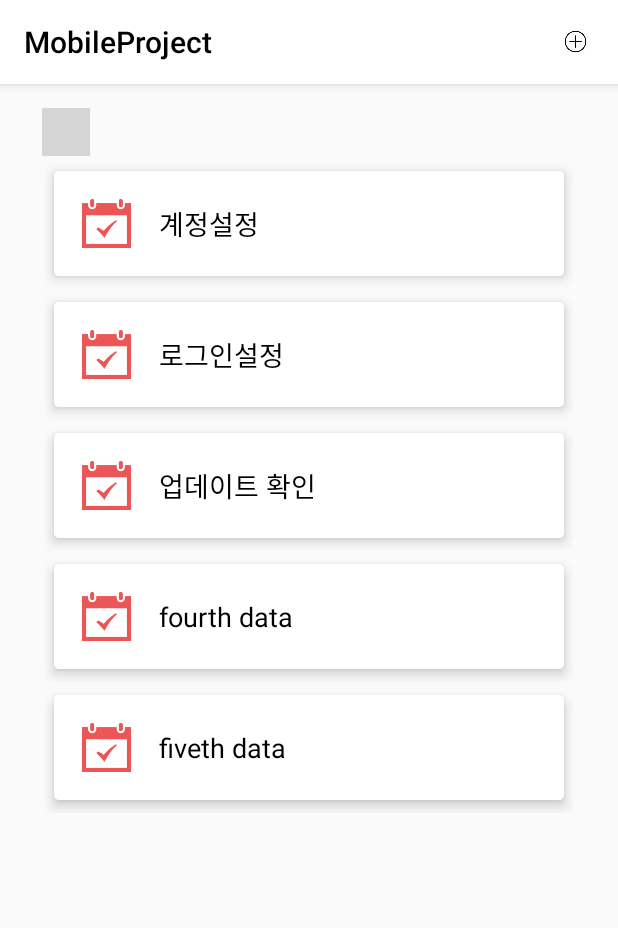
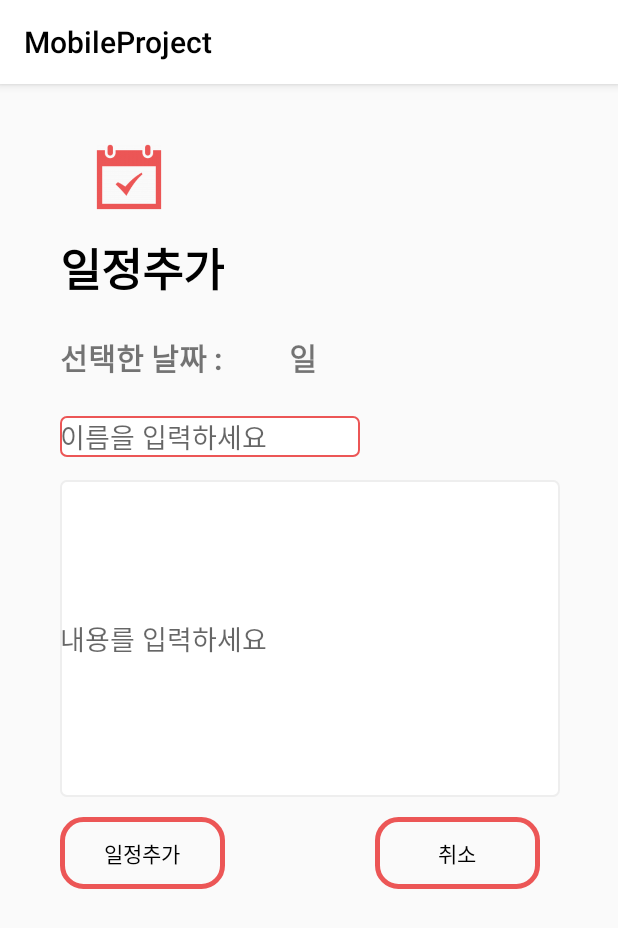
Before and after one commit to sonjuhy/MobileProject, an Android app: the CalendarPrivateActivity screen opened directly, with no data from a screen before it, after a tap on "Add", on a phone screen of 412 x 824 dp. Shown: the top 928 px of the screen. Run offline under Robolectric (Android 15) with nearby library versions, the phone set to English and light mode, and no system bars; libraries missing offline, so code that uses them is left out: com.prolificinteractive.materialcalendarview; plain views replace MaterialCalendarView; 5 statements that could not run were skipped; grey boxes are pictures that could not be loaded.

Commit message:
update calendar Add calendar

```diff
--- a/app/src/main/AndroidManifest.xml
+++ b/app/src/main/AndroidManifest.xml
@@ -9,9 +9,10 @@
         android:roundIcon="@mipmap/ic_launcher_round"
         android:supportsRtl="true"
         android:theme="@style/LightTheme">
-        <activity android:name=".Calendar.PopupActivity"
-            android:theme="@style/PopupMenu">
-        </activity>
+        <activity android:name=".Calendar.AddCalendarActivity"></activity>
+        <activity
+            android:name=".Calendar.PopupActivity"
+            android:theme="@style/PopupMenu"></activity>
         <activity android:name=".Calendar.CalendarPublicActivity" />
         <activity android:name=".Calendar.CalendarPrivateActivity" />
         <activity android:name=".SigninActivity" />
--- /dev/null
+++ b/app/src/main/java/com/mp/mobileproject/Calendar/AddCalendarActivity.java
@@ -0,0 +1,43 @@
+package com.mp.mobileproject.Calendar;
+
+import androidx.appcompat.app.AppCompatActivity;
+
+import android.content.Context;
+import android.os.Bundle;
+import android.view.View;
+import android.widget.Button;
+import android.widget.EditText;
+
+import com.mp.mobileproject.R;
+
+public class AddCalendarActivity extends AppCompatActivity {
+
+    private EditText Name, Content;
+    private Button Add, Cancle;
+    private String Name_str, Content_str;
+
+    @Override
+    protected void onCreate(Bundle savedInstanceState) {
+        super.onCreate(savedInstanceState);
+        setContentView(R.layout.activity_add_calendar);
+        Name = findViewById(R.id.Add_Edittext_Name);
+        Content = findViewById(R.id.Add_Edittext_Content);
+        Add = findViewById(R.id.Add_button_ok);
+        Cancle = findViewById(R.id.Add_button_cancel);
+
+        Add.setOnClickListener(new View.OnClickListener() {
+            @Override
+            public void onClick(View v) {
+                Name_str = Name.getText().toString();
+                Content_str = Content.getText().toString();
+                //network
+            }
+        });
+        Cancle.setOnClickListener(new View.OnClickListener() {
+            @Override
+            public void onClick(View v) {
+                finish();
+            }
+        });
+    }
+}
--- a/app/src/main/java/com/mp/mobileproject/Calendar/CalendarPrivateActivity.java
+++ b/app/src/main/java/com/mp/mobileproject/Calendar/CalendarPrivateActivity.java
@@ -46,6 +46,7 @@ public class CalendarPrivateActivity extends AppCompatActivity {
         materialCalendarView.setSelectedDate(CalendarDay.today());
         materialCalendarView.addDecorator(new EventDecorator(Color.RED, Collections.singleton(calendarDay)));
 
+        System.out.println("date : " + materialCalendarView.getSelectedDate());
 
         Setting_Data();
     }
@@ -58,9 +59,12 @@ public class CalendarPrivateActivity extends AppCompatActivity {
 
     @Override
     public boolean onOptionsItemSelected(@NonNull MenuItem item) {
+        Intent intent = new Intent(CalendarPrivateActivity.this, AddCalendarActivity.class);
+        intent.putExtra("Year",2020);
+
         int id = item.getItemId();
         if(id == R.id.action_add){
-
+            startActivity(intent);
             Toast.makeText(getApplicationContext(),"test",Toast.LENGTH_SHORT).show();
         }
         return super.onOptionsItemSelected(item);
--- a/app/src/main/java/com/mp/mobileproject/SigninActivity.java
+++ b/app/src/main/java/com/mp/mobileproject/SigninActivity.java
@@ -3,12 +3,46 @@ package com.mp.mobileproject;
 import androidx.appcompat.app.AppCompatActivity;
 
 import android.os.Bundle;
+import android.view.View;
+import android.widget.Button;
+import android.widget.EditText;
 
 public class SigninActivity extends AppCompatActivity {
+
+    private EditText Name, ID, PW;
+    private Button ID_Check, Name_Check, Cancle;
+    private String Name_str, ID_str, PW_str;
 
     @Override
     protected void onCreate(Bundle savedInstanceState) {
         super.onCreate(savedInstanceState);
         setContentView(R.layout.activity_signin);
+        Name = findViewById(R.id.Signin_Edittext_Name);
+        ID = findViewById(R.id.Signin_Edittext_ID);
+        PW = findViewById(R.id.Signin_Edittext_PW);
+        ID_Check = findViewById(R.id.Signin_button_IDCheck);
+        Name_Check = findViewById(R.id.Signin_button_Namecheck);
+        Cancle = findViewById(R.id.Signin_button_cancel);
+
+        Name_Check.setOnClickListener(new View.OnClickListener() {
+            @Override
+            public void onClick(View v) {
+                Name_str = Name.getText().toString();
+                //Network
+            }
+        });
+        ID_Check.setOnClickListener(new View.OnClickListener() {
+            @Override
+            public void onClick(View v) {
+                ID_str = ID.getText().toString();
+                //network
+            }
+        });
+        Cancle.setOnClickListener(new View.OnClickListener() {
+            @Override
+            public void onClick(View v) {
+                finish();
+            }
+        });
     }
 }
--- /dev/null
+++ b/app/src/main/res/drawable/edittext.xml
@@ -0,0 +1,24 @@
+<?xml version="1.0" encoding="utf-8"?>
+<selector xmlns:android="http://schemas.android.com/apk/res/android">
+    <!-- 에디트텍스트가 포커스를 받았을때의 모양 및 색상 -->
+    <item android:state_focused="true">
+        <shape xmlns:android="http://schemas.android.com/apk/res/android" android:shape="rectangle">
+            <stroke
+                android:width="1dp"
+                android:color="#EC5656" />
+            <corners android:radius="4dp"/>
+            <solid
+                android:color="#FFFFFF" />
+        </shape>
+    </item>
+    <item android:state_focused="false">
+        <shape xmlns:android="http://schemas.android.com/apk/res/android" android:shape="rectangle">
+            <stroke
+                android:width="1dp"
+                android:color="#EEEEEE" />
+            <corners android:radius="4dp"/>
+            <solid
+                android:color="#FFFFFF" />
+        </shape>
+    </item>
+</selector>
--- /dev/null
+++ b/app/src/main/res/layout/activity_add_calendar.xml
@@ -0,0 +1,111 @@
+<?xml version="1.0" encoding="utf-8"?>
+<androidx.constraintlayout.widget.ConstraintLayout xmlns:android="http://schemas.android.com/apk/res/android"
+    xmlns:app="http://schemas.android.com/apk/res-auto"
+    xmlns:tools="http://schemas.android.com/tools"
+    android:layout_width="match_parent"
+    android:layout_height="match_parent"
+    tools:context=".Calendar.AddCalendarActivity">
+    <RelativeLayout
+        android:layout_width="match_parent"
+        android:layout_height="match_parent">
+        <ImageView
+            android:id="@+id/Add_imageView"
+            android:layout_width="92dp"
+            android:layout_height="92dp"
+            android:layout_marginStart="40dp"
+            android:layout_marginTop="16dp"
+            android:layout_marginBottom="12dp"
+            android:layout_gravity="left|top"
+            app:srcCompat="@drawable/schdule" />
+
+        <TextView
+            android:id="@+id/Add_textView"
+            android:layout_width="wrap_content"
+            android:layout_height="wrap_content"
+            android:layout_marginTop="100dp"
+            android:layout_marginStart="40dp"
+            android:layout_marginBottom="12dp"
+            android:layout_gravity="left|top"
+            android:text="일정추가"
+            android:textStyle="bold"
+            android:textSize="30dp"
+            android:textColor="#000000"/>
+        <LinearLayout
+            android:id="@+id/Add_textLinearLayout"
+            android:layout_width="match_parent"
+            android:layout_height="wrap_content"
+            android:orientation="horizontal"
+            android:layout_below="@+id/Add_textView">
+            <TextView
+                android:id="@+id/Add_Date_textView"
+                android:layout_width="wrap_content"
+                android:layout_height="wrap_content"
+                android:layout_below="@+id/Add_textView"
+                android:layout_marginTop="10dp"
+                android:layout_marginStart="40dp"
+                android:layout_marginBottom="12dp"
+                android:layout_gravity="left|top"
+                android:text="선택한 날짜 : "
+                android:textStyle="bold"
+                android:textSize="20dp"/>
+            <TextView
+                android:id="@+id/Add_Date2_textView"
+                android:layout_width="wrap_content"
+                android:layout_height="wrap_content"
+                android:layout_below="@+id/Add_textView"
+                android:layout_marginTop="10dp"
+                android:layout_marginStart="40dp"
+                android:layout_marginBottom="12dp"
+                android:layout_gravity="left|top"
+                android:text="일"
+                android:textStyle="bold"
+                android:textSize="20dp"/>
+        </LinearLayout>
+
+
+        <EditText
+            android:id="@+id/Add_Edittext_Name"
+            android:layout_width="200dp"
+            android:layout_height="wrap_content"
+            android:layout_below="@+id/Add_textLinearLayout"
+            android:layout_gravity="left|top"
+            android:layout_marginStart="40dp"
+            android:layout_marginTop="12dp"
+            android:layout_marginBottom="12dp"
+            android:background="@drawable/edittext"
+            android:hint="이름을 입력하세요" />
+
+        <EditText
+            android:id="@+id/Add_Edittext_Content"
+            android:layout_width="333dp"
+            android:layout_height="211dp"
+            android:layout_below="@+id/Add_Edittext_Name"
+            android:layout_marginStart="40dp"
+            android:layout_marginTop="3dp"
+            android:layout_marginBottom="10dp"
+            android:background="@drawable/edittext"
+            android:hint="내용를 입력하세요" />
+
+        <Button
+            android:id="@+id/Add_button_cancel"
+            android:layout_width="110dp"
+            android:layout_height="wrap_content"
+            android:layout_below="@+id/Add_Edittext_Content"
+            android:layout_marginStart="100dp"
+            android:layout_marginTop="3dp"
+            android:layout_toEndOf="@+id/Add_button_ok"
+            android:background="@drawable/button"
+            android:text="취소" />
+
+        <Button
+            android:id="@+id/Add_button_ok"
+            android:layout_width="110dp"
+            android:layout_height="wrap_content"
+            android:layout_below="@+id/Add_Edittext_Content"
+            android:layout_marginStart="40dp"
+            android:layout_marginTop="3dp"
+            android:background="@drawable/button"
+            android:text="일정추가" />
+
+    </RelativeLayout>
+</androidx.constraintlayout.widget.ConstraintLayout>
```
